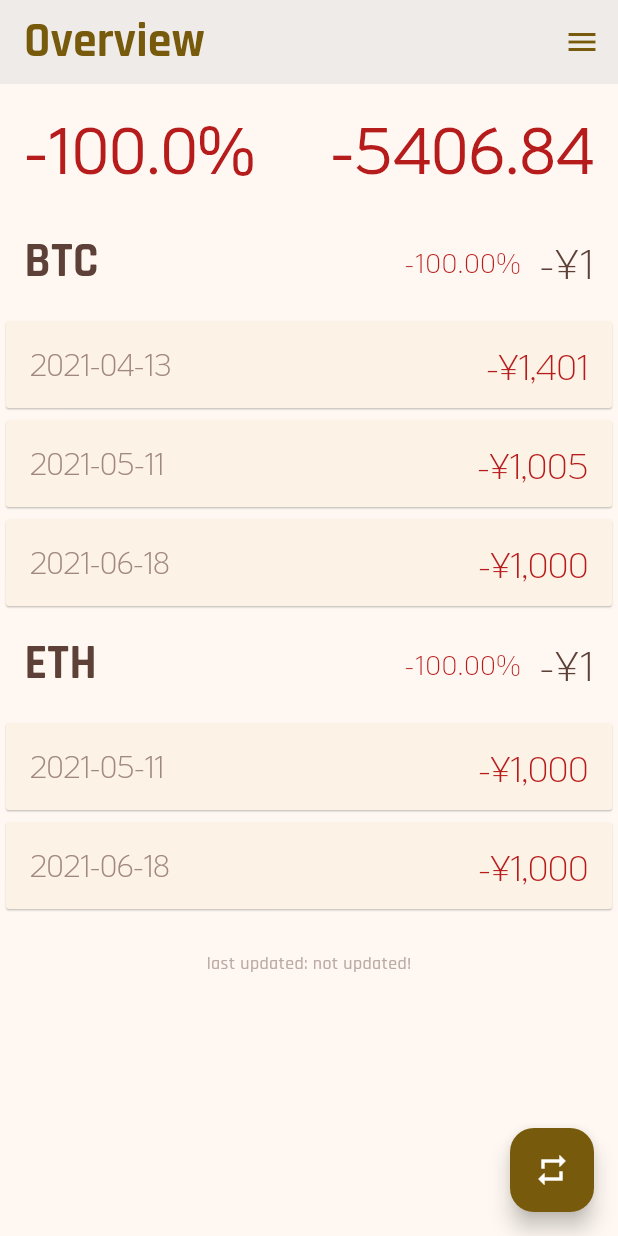
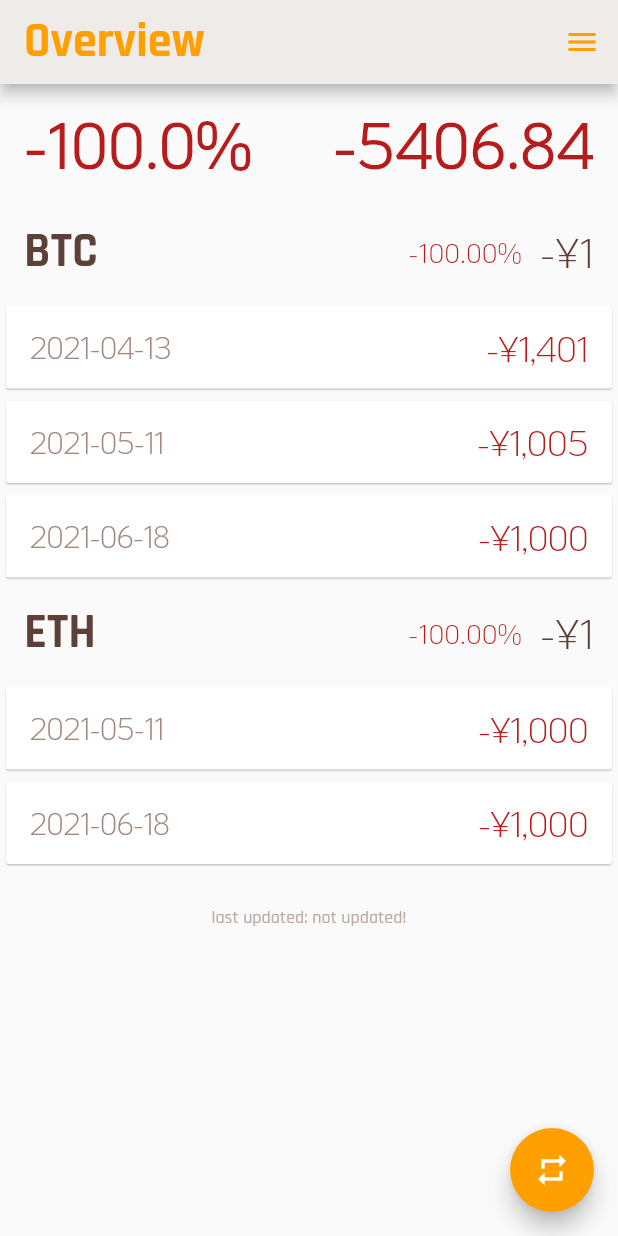
Before and after one commit to calbert1209/guldfasan, a Flutter app: the screen it shows after launch, on a phone screen of 412 x 824 dp. Run offline on Flutter 3.47's test engine with Material 3 defaults, Android fonts, the phone set to English and light mode, and no system bars; our stand-ins replace connectivity_plus, sqflite; accounts and stored records are empty.

Commit message:
restore amber primary swatch

```diff
--- a/lib/main.dart
+++ b/lib/main.dart
@@ -44,8 +44,8 @@ class App extends StatelessWidget {
       title: 'Guldfasan',
       debugShowCheckedModeBanner: false,
       theme: ThemeData(
-        colorScheme: ColorScheme.fromSeed(seedColor: Colors.amber),
-        useMaterial3: true,
+        primarySwatch: customAmber(),
+        useMaterial3: false,
       ),
       home: ChangeNotifierProvider<AppState>(
         create: (BuildContext context) => AppState(_dbService, mainReceivePort),
--- a/lib/themes/amber.dart
+++ b/lib/themes/amber.dart
@@ -16,5 +16,5 @@ var _retry = {
 /// Creates a custom MaterialColor based on `Colors.amber`, with the primary color
 /// set to `amber.shade700`
 MaterialColor customAmber() {
-  return MaterialColor(Colors.amber.shade700.value, _retry);
+  return MaterialColor(Colors.amber.shade700.toARGB32(), _retry);
 }
```
